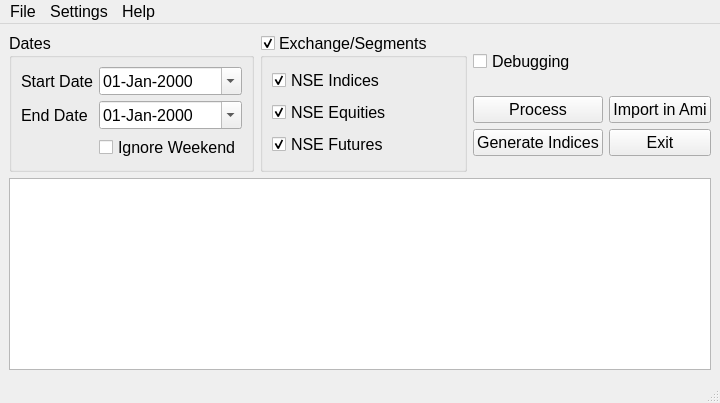
codeaditya/boring_gorilla, file ui_design/BoringGorilla_design.ui: the form before one commit.
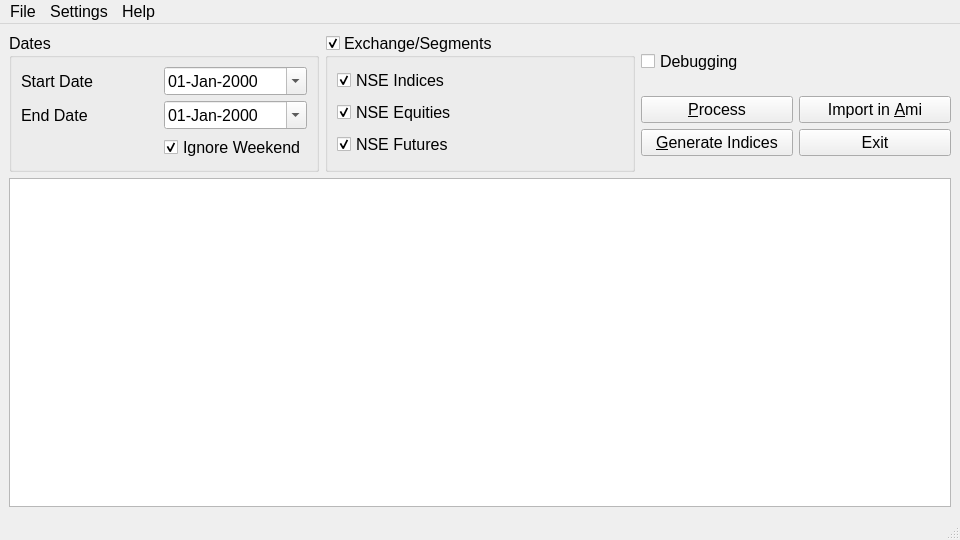
The form after the commit.

Commit message: edit ui to add shortcuts for buttons and to set ignore_weekend as checked by default

```diff
--- a/ui_design/BoringGorilla_design.ui
+++ b/ui_design/BoringGorilla_design.ui
@@ -6,8 +6,8 @@
    <rect>
     <x>0</x>
     <y>0</y>
-    <width>720</width>
-    <height>403</height>
+    <width>960</width>
+    <height>540</height>
    </rect>
   </property>
   <property name="font">
@@ -89,6 +89,9 @@
            <property name="text">
             <string>Ignore Weekend</string>
            </property>
+           <property name="checked">
+            <bool>true</bool>
+           </property>
           </widget>
          </item>
         </layout>
@@ -168,7 +171,10 @@
              <string extracomment="process the files for checked segments for selected dates"/>
             </property>
             <property name="text">
-             <string>Process</string>
+             <string>&amp;Process</string>
+            </property>
+            <property name="shortcut">
+             <string>Alt+P</string>
             </property>
             <property name="autoDefault">
              <bool>true</bool>
@@ -178,14 +184,20 @@
           <item row="0" column="1">
            <widget class="QPushButton" name="import_in_ami_button">
             <property name="text">
-             <string>Import in Ami</string>
+             <string>Import in &amp;Ami</string>
+            </property>
+            <property name="shortcut">
+             <string>Alt+A</string>
             </property>
            </widget>
           </item>
           <item row="1" column="0">
            <widget class="QPushButton" name="generate_indices_button">
             <property name="text">
-             <string>Generate Indices</string>
+             <string>&amp;Generate Indices</string>
+            </property>
+            <property name="shortcut">
+             <string>Alt+G</string>
             </property>
            </widget>
           </item>
@@ -225,7 +237,7 @@
     <rect>
      <x>0</x>
      <y>0</y>
-     <width>720</width>
+     <width>960</width>
      <height>21</height>
     </rect>
    </property>
```
Left out of the diff: 2 changed lines with no effect on the pictures. The commit also changes 1 other file.
